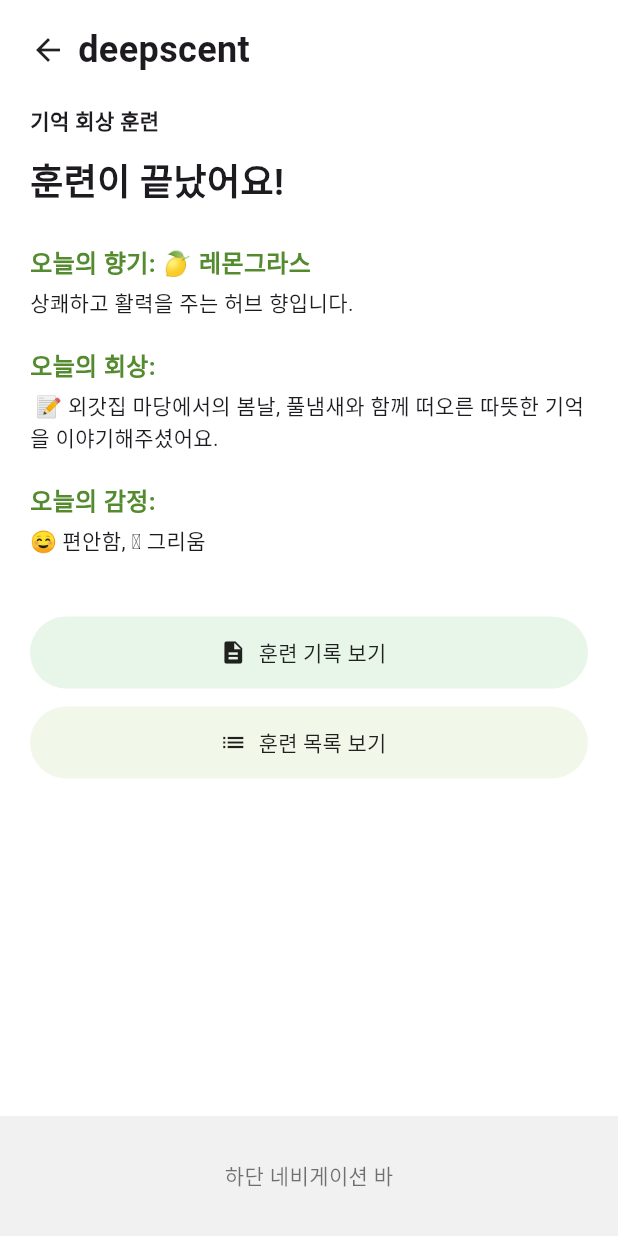
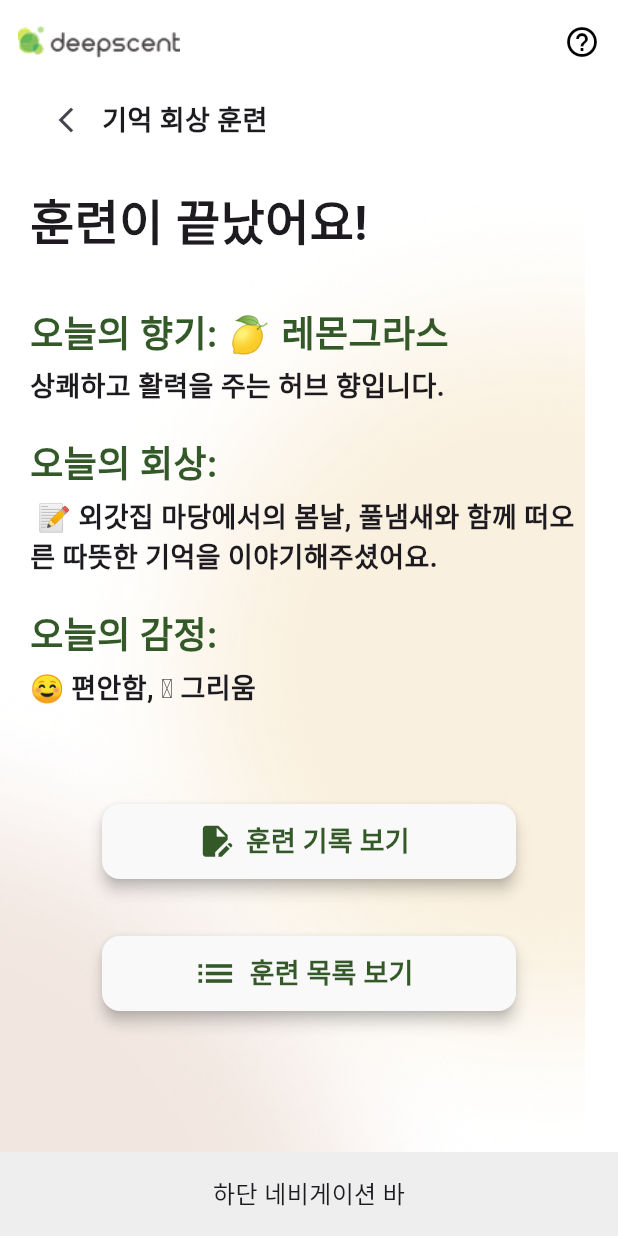
Before and after one commit to deepscent-cnu/deepscent-cnu-app, a Flutter app: the MemoryRecallResultScreen screen opened directly, on a phone screen of 412 x 824 dp. Run offline on Flutter 3.47's test engine with Material 3 defaults, Android fonts, the phone set to English and light mode, and no system bars.

Commit message:
style: 기억 회상 훈련 결과 스크린 디자인 변경

```diff
--- a/lib/features/normal_olfactory_training/presentation/screens/memory_recall_result_screen.dart
+++ b/lib/features/normal_olfactory_training/presentation/screens/memory_recall_result_screen.dart
@@ -7,118 +7,167 @@ class MemoryRecallResultScreen extends StatelessWidget {
   Widget build(BuildContext context) {
     return Scaffold(
       backgroundColor: Colors.white,
-      bottomNavigationBar: BottomAppBar(
-        color: const Color(0xFFF1F1F1),
-        child: SizedBox(
-          height: 60,
-          child: Center(
-            child: Text('하단 네비게이션 바', style: TextStyle(color: Colors.black54)),
+      bottomNavigationBar: Container(
+        height: 56,
+        color: Colors.grey[200],
+        alignment: Alignment.center,
+        child: const Text('하단 네비게이션 바', style: TextStyle(fontSize: 16)),
+      ),
+      appBar: AppBar(
+        backgroundColor: Colors.white,
+        leadingWidth: 120,
+        leading: Padding(
+          padding: const EdgeInsets.only(left: 12.0),
+          child: Image.asset(
+            'assets/images/logo.png',
+            width: 120,
+            height: 50,
+            fit: BoxFit.contain,
           ),
         ),
+        actions: const [
+          Icon(Icons.help_outline, color: Colors.black),
+          SizedBox(width: 12),
+        ],
       ),
       body: SafeArea(
-        child: Padding(
-          padding: const EdgeInsets.symmetric(horizontal: 20, vertical: 16),
+        child: Stack(
+          children: [
+            Positioned(
+              top: 80,
+              child: Image.asset(
+                'assets/images/blurred_background_2.png',
+                fit: BoxFit.cover,
+              ),
+            ),
+            Padding(
+              padding: const EdgeInsets.symmetric(horizontal: 20),
               child: Column(
                 crossAxisAlignment: CrossAxisAlignment.start,
                 children: [
                   Row(
                     children: [
-                  const Icon(Icons.arrow_back),
-                  const SizedBox(width: 8),
-                  Text(
-                    'deepscent',
-                    style: TextStyle(fontSize: 24, fontWeight: FontWeight.bold),
+                      IconButton(
+                        onPressed: () {},
+                        icon: const Icon(Icons.arrow_back_ios_new, size: 20),
+                      ),
+                      const Text(
+                        '기억 회상 훈련',
+                        style: TextStyle(
+                          fontSize: 18,
+                          fontWeight: FontWeight.bold,
+                        ),
                       ),
                     ],
                   ),
                   const SizedBox(height: 20),
-
-              const Text(
-                '기억 회상 훈련',
-                style: TextStyle(fontSize: 14, fontWeight: FontWeight.bold),
-              ),
-              const SizedBox(height: 12),
                   const Text(
                     '훈련이 끝났어요!',
-                style: TextStyle(fontSize: 24, fontWeight: FontWeight.bold),
+                    style: TextStyle(fontSize: 32, fontWeight: FontWeight.bold),
                   ),
-              const SizedBox(height: 24),
-
+                  const SizedBox(height: 32),
                   const Text(
                     '오늘의 향기: 🍋 레몬그라스',
                     style: TextStyle(
-                  fontSize: 16,
+                      fontSize: 24,
                       fontWeight: FontWeight.bold,
-                  color: Color(0xFF558B2F),
+                      color: Color(0xFF335928),
                     ),
                   ),
                   const SizedBox(height: 4),
                   const Text(
                     '상쾌하고 활력을 주는 허브 향입니다.',
-                style: TextStyle(fontSize: 14),
+                    style: TextStyle(fontSize: 18, fontWeight: FontWeight.bold),
                   ),
                   const SizedBox(height: 20),
 
                   const Text(
                     '오늘의 회상:',
                     style: TextStyle(
-                  fontSize: 16,
+                      fontSize: 24,
                       fontWeight: FontWeight.bold,
-                  color: Color(0xFF558B2F),
+                      color: Color(0xFF335928),
                     ),
                   ),
                   const SizedBox(height: 4),
                   const Text(
                     ' 📝 외갓집 마당에서의 봄날, 풀냄새와 함께 떠오른 따뜻한 기억을 이야기해주셨어요.',
-                style: TextStyle(fontSize: 14),
+                    style: TextStyle(fontSize: 18, fontWeight: FontWeight.bold),
                   ),
                   const SizedBox(height: 20),
 
                   const Text(
                     '오늘의 감정:',
                     style: TextStyle(
-                  fontSize: 16,
+                      fontSize: 24,
                       fontWeight: FontWeight.bold,
-                  color: Color(0xFF558B2F),
+                      color: Color(0xFF335928),
                     ),
                   ),
                   const SizedBox(height: 4),
-              const Text('☺ 편안함, 🥲 그리움', style: TextStyle(fontSize: 14)),
-              const SizedBox(height: 40),
-
-              SizedBox(
-                width: double.infinity,
+                  const Text(
+                    '☺ 편안함, 🥲 그리움',
+                    style: TextStyle(fontSize: 18, fontWeight: FontWeight.bold),
+                  ),
+                  const SizedBox(height: 48),
+                  Padding(
+                    padding: const EdgeInsets.symmetric(
+                      horizontal: 48,
+                      vertical: 16,
+                    ),
                     child: ElevatedButton.icon(
                       onPressed: () {},
-                  icon: const Icon(Icons.description),
-                  label: const Text('훈련 기록 보기'),
+                      icon: const Icon(Icons.edit_document, size: 25),
+                      label: const Text(
+                        "훈련 기록 보기",
+                        style: TextStyle(
+                          fontSize: 18,
+                          fontWeight: FontWeight.bold,
+                        ),
+                      ),
                       style: ElevatedButton.styleFrom(
-                    backgroundColor: const Color(0xFFE8F5E9),
-                    foregroundColor: Colors.black87,
-                    elevation: 0,
-                    minimumSize: const Size.fromHeight(48),
+                        minimumSize: const Size.fromHeight(50),
+                        backgroundColor: Color(0xFFF9F9F9),
+                        foregroundColor: Color(0xFF335928),
+                        elevation: 4,
+                        shape: RoundedRectangleBorder(
+                          borderRadius: BorderRadius.circular(12),
                         ),
                       ),
                     ),
-              const SizedBox(height: 12),
-              SizedBox(
-                width: double.infinity,
+                  ),
+                  const SizedBox(height: 6),
+                  Padding(
+                    padding: const EdgeInsets.symmetric(
+                      horizontal: 48,
+                      vertical: 16,
+                    ),
                     child: ElevatedButton.icon(
                       onPressed: () {},
-                  icon: const Icon(Icons.list),
-                  label: const Text('훈련 목록 보기'),
+                      icon: const Icon(Icons.list, size: 30),
+                      label: const Text(
+                        "훈련 목록 보기",
+                        style: TextStyle(
+                          fontSize: 18,
+                          fontWeight: FontWeight.bold,
+                        ),
+                      ),
                       style: ElevatedButton.styleFrom(
-                    backgroundColor: const Color(0xFFF1F8E9),
-                    foregroundColor: Colors.black87,
-                    elevation: 0,
-                    minimumSize: const Size.fromHeight(48),
+                        minimumSize: const Size.fromHeight(50),
+                        backgroundColor: Color(0xFFF9F9F9),
+                        foregroundColor: Color(0xFF335928),
+                        elevation: 4,
+                        shape: RoundedRectangleBorder(
+                          borderRadius: BorderRadius.circular(12),
+                        ),
                       ),
                     ),
                   ),
                 ],
               ),
             ),
+          ],
+        ),
       ),
     );
   }
```
Also changed, not shown: assets/images/blurred_background_2.png (added). Lines whose indentation alone changed are shown as unchanged.
